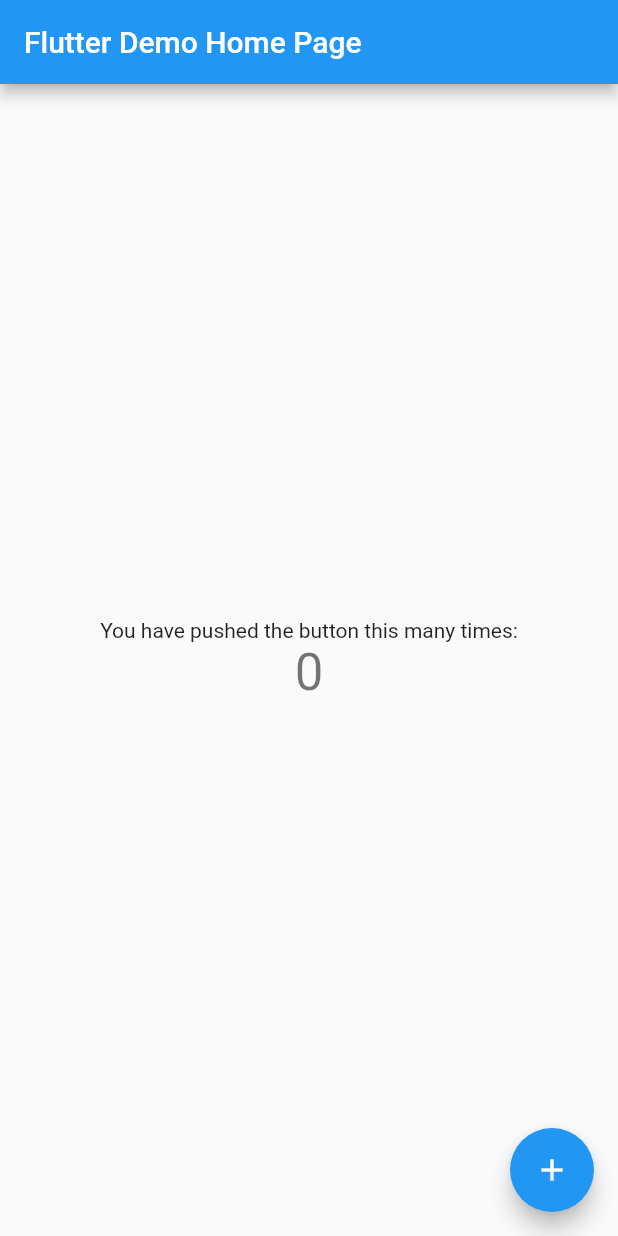
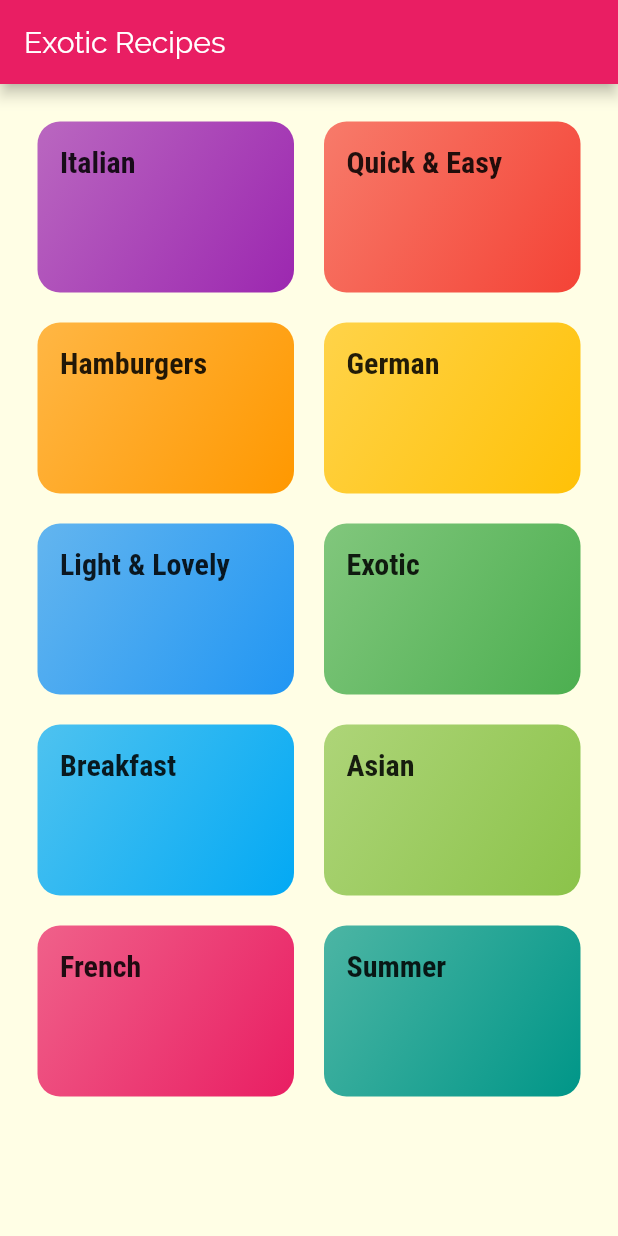
Before and after one commit to Aarya03/MealsApp, a Flutter app: the screen it shows after launch, on a phone screen of 412 x 824 dp. Run offline on Flutter 3.47's test engine with Material 2 defaults, Android fonts, the phone set to English and light mode, and no system bars.

Commit message:
10 % Completed

```diff
--- /dev/null
+++ b/lib/categories_screen.dart
@@ -0,0 +1,33 @@
+import 'package:flutter/material.dart';
+
+import './dummy_data.dart';
+import './category_item.dart';
+
+class CategoriesScreen extends StatelessWidget {
+  @override
+  Widget build(BuildContext context) {
+    return Scaffold(
+      appBar: AppBar(
+        title: const Text('Exotic Recipes'),
+      ),
+      body: GridView(
+        padding: EdgeInsets.all(25),
+        children: DUMMY_CATEGORIES
+            .map(
+              (catData) => CategoryItem(
+                catData.id,
+                catData.title,
+                catData.color,
+              ),
+            )
+            .toList(),
+        gridDelegate: SliverGridDelegateWithMaxCrossAxisExtent(
+          maxCrossAxisExtent: 200,
+          childAspectRatio: 3 / 2,
+          crossAxisSpacing: 20,
+          mainAxisSpacing: 20,
+        ),
+      ),
+    );
+  }
+}
--- /dev/null
+++ b/lib/category_meals_screen.dart
@@ -0,0 +1,30 @@
+import 'package:flutter/material.dart';
+
+class CategoryMealsScreen extends StatelessWidget {
+  // final String categoryId;
+  // final String categoryTitle;
+
+  // CategoryMealsScreen(
+  //   this.categoryId,
+  //   this.categoryTitle,
+  // );
+
+  @override
+  Widget build(BuildContext context) {
+    final route = ModalRoute.of(context);
+    if (route == null) return SizedBox.shrink();
+    final routeaArgs = route.settings.arguments as Map<String, String>;
+    final categoryTitle = routeaArgs['title'];
+    final categoryId = routeaArgs['id'];
+    return Scaffold(
+      appBar: AppBar(
+        title: Text(categoryTitle.toString()),
+      ),
+      body: Center(
+        child: Text(
+          'The Recipe for the chosen category',
+        ),
+      ),
+    );
+  }
+}
--- /dev/null
+++ b/lib/dummy_data.dart
@@ -0,0 +1,56 @@
+import 'package:flutter/material.dart';
+
+import './models/category.dart';
+
+const DUMMY_CATEGORIES = const [
+  Category(
+    id: 'c1',
+    title: 'Italian',
+    color: Colors.purple,
+  ),
+  Category(
+    id: 'c2',
+    title: 'Quick & Easy',
+    color: Colors.red,
+  ),
+  Category(
+    id: 'c3',
+    title: 'Hamburgers',
+    color: Colors.orange,
+  ),
+  Category(
+    id: 'c4',
+    title: 'German',
+    color: Colors.amber,
+  ),
+  Category(
+    id: 'c5',
+    title: 'Light & Lovely',
+    color: Colors.blue,
+  ),
+  Category(
+    id: 'c6',
+    title: 'Exotic',
+    color: Colors.green,
+  ),
+  Category(
+    id: 'c7',
+    title: 'Breakfast',
+    color: Colors.lightBlue,
+  ),
+  Category(
+    id: 'c8',
+    title: 'Asian',
+    color: Colors.lightGreen,
+  ),
+  Category(
+    id: 'c9',
+    title: 'French',
+    color: Colors.pink,
+  ),
+  Category(
+    id: 'c10',
+    title: 'Summer',
+    color: Colors.teal,
+  ),
+];
--- a/lib/main.dart
+++ b/lib/main.dart
@@ -1,113 +1,37 @@
 import 'package:flutter/material.dart';
 
-void main() {
-  runApp(MyApp());
-}
+import './category_meals_screen.dart';
+import './categories_screen.dart';
+
+void main() => runApp(MyApp());
 
 class MyApp extends StatelessWidget {
-  // This widget is the root of your application.
   @override
   Widget build(BuildContext context) {
     return MaterialApp(
-      title: 'Flutter Demo',
+      title: 'DeliMeals',
       theme: ThemeData(
-        // This is the theme of your application.
-        //
-        // Try running your application with "flutter run". You'll see the
-        // application has a blue toolbar. Then, without quitting the app, try
-        // changing the primarySwatch below to Colors.green and then invoke
-        // "hot reload" (press "r" in the console where you ran "flutter run",
-        // or simply save your changes to "hot reload" in a Flutter IDE).
-        // Notice that the counter didn't reset back to zero; the application
-        // is not restarted.
-        primarySwatch: Colors.blue,
+        primarySwatch: Colors.pink,
+        accentColor: Colors.amber,
+        canvasColor: Color.fromRGBO(255, 254, 229, 1),
+        fontFamily: 'Raleway',
+        textTheme: ThemeData.light().textTheme.copyWith(
+            bodyText1: TextStyle(
+              color: Color.fromRGBO(20, 51, 51, 1),
+            ),
+            bodyText2: TextStyle(
+              color: Color.fromRGBO(20, 51, 51, 1),
+            ),
+            headline6: TextStyle(
+              fontSize: 20,
+              fontWeight: FontWeight.bold,
+              fontFamily: 'RobotoCondensed',
+            )),
       ),
-      home: MyHomePage(title: 'Flutter Demo Home Page'),
+      home: CategoriesScreen(),
+      routes: {
+        '/category-meals': (ctx) => CategoryMealsScreen(),
+      },
     );
   }
 }
-
-class MyHomePage extends StatefulWidget {
-  MyHomePage({Key? key, required this.title}) : super(key: key);
-
-  // This widget is the home page of your application. It is stateful, meaning
-  // that it has a State object (defined below) that contains fields that affect
-  // how it looks.
-
-  // This class is the configuration for the state. It holds the values (in this
-  // case the title) provided by the parent (in this case the App widget) and
-  // used by the build method of the State. Fields in a Widget subclass are
-  // always marked "final".
-
-  final String title;
-
-  @override
-  _MyHomePageState createState() => _MyHomePageState();
-}
-
-class _MyHomePageState extends State<MyHomePage> {
-  int _counter = 0;
-
-  void _incrementCounter() {
-    setState(() {
-      // This call to setState tells the Flutter framework that something has
-      // changed in this State, which causes it to rerun the build method below
-      // so that the display can reflect the updated values. If we changed
-      // _counter without calling setState(), then the build method would not be
-      // called again, and so nothing would appear to happen.
-      _counter++;
-    });
-  }
-
-  @override
-  Widget build(BuildContext context) {
-    // This method is rerun every time setState is called, for instance as done
-    // by the _incrementCounter method above.
-    //
-    // The Flutter framework has been optimized to make rerunning build methods
-    // fast, so that you can just rebuild anything that needs updating rather
-    // than having to individually change instances of widgets.
-    return Scaffold(
-      appBar: AppBar(
-        // Here we take the value from the MyHomePage object that was created by
-        // the App.build method, and use it to set our appbar title.
-        title: Text(widget.title),
-      ),
-      body: Center(
-        // Center is a layout widget. It takes a single child and positions it
-        // in the middle of the parent.
-        child: Column(
-          // Column is also a layout widget. It takes a list of children and
-          // arranges them vertically. By default, it sizes itself to fit its
-          // children horizontally, and tries to be as tall as its parent.
-          //
-          // Invoke "debug painting" (press "p" in the console, choose the
-          // "Toggle Debug Paint" action from the Flutter Inspector in Android
-          // Studio, or the "Toggle Debug Paint" command in Visual Studio Code)
-          // to see the wireframe for each widget.
-          //
-          // Column has various properties to control how it sizes itself and
-          // how it positions its children. Here we use mainAxisAlignment to
-          // center the children vertically; the main axis here is the vertical
-          // axis because Columns are vertical (the cross axis would be
-          // horizontal).
-          mainAxisAlignment: MainAxisAlignment.center,
-          children: <Widget>[
-            Text(
-              'You have pushed the button this many times:',
-            ),
-            Text(
-              '$_counter',
-              style: Theme.of(context).textTheme.headline4,
-            ),
-          ],
-        ),
-      ),
-      floatingActionButton: FloatingActionButton(
-        onPressed: _incrementCounter,
-        tooltip: 'Increment',
-        child: Icon(Icons.add),
-      ), // This trailing comma makes auto-formatting nicer for build methods.
-    );
-  }
-}
--- /dev/null
+++ b/lib/models/category.dart
@@ -0,0 +1,12 @@
+import 'package:flutter/material.dart';
+
+class Category {
+  final String id;
+  final String title;
+  final Color color;
+  const Category({
+    required this.id,
+    required this.title,
+    required this.color,
+  });
+}
```
Also changed, not shown: pubspec.yaml (+18 -12 lines), assets/fonts/Raleway-Black.ttf (added), assets/fonts/Raleway-Bold.ttf (added), assets/fonts/Raleway-Regular.ttf (added), assets/fonts/RobotoCondensed-Bold.ttf (added), assets/fonts/RobotoCondensed-Italic.ttf (added), assets/fonts/RobotoCondensed-Light.ttf (added), assets/fonts/RobotoCondensed-Regular.ttf (added).
